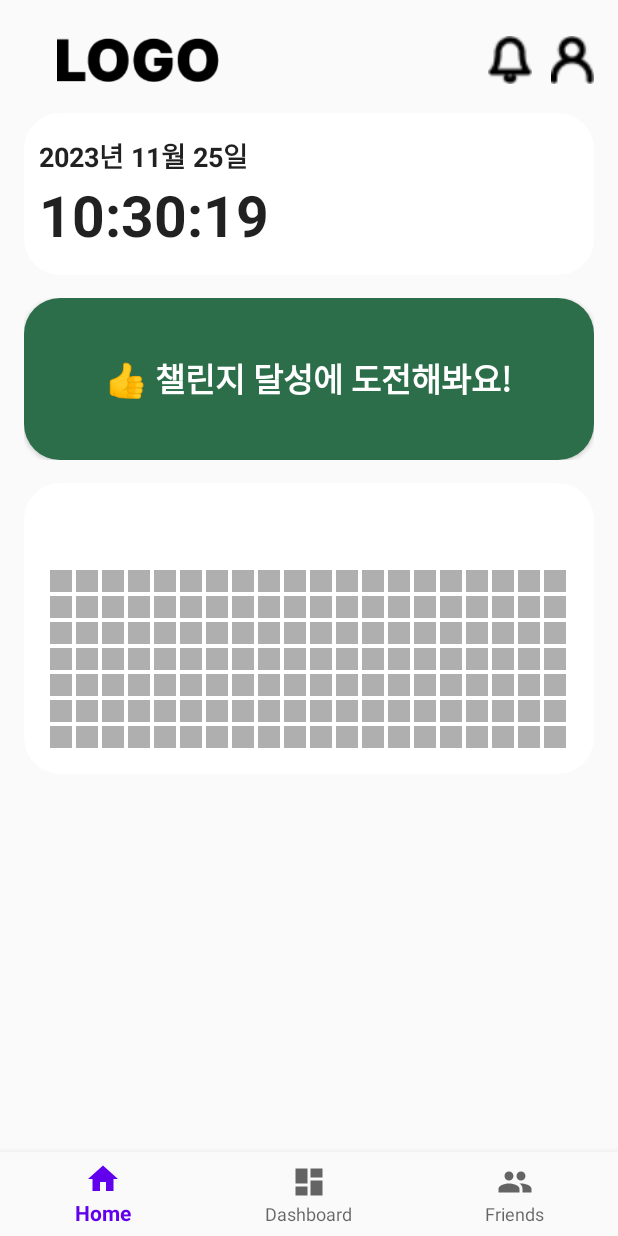
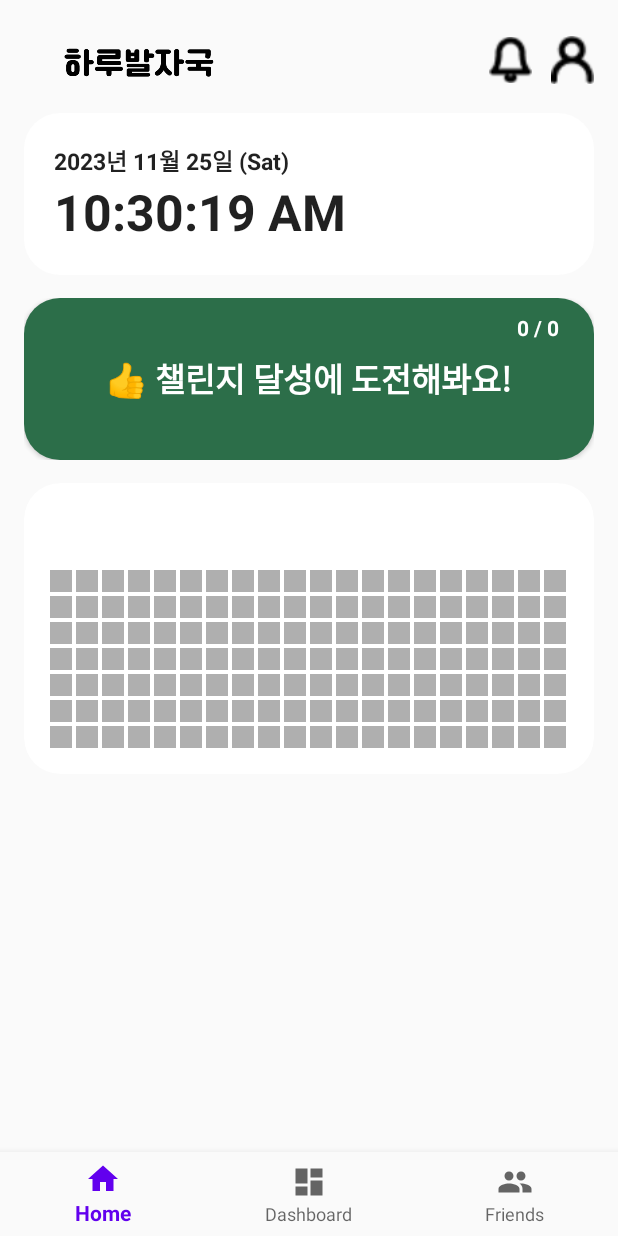
Before and after one commit to yubin425/DailyFootprint, an Android app: the HomeFragment screen opened directly, with no data from a screen before it, on a phone screen of 412 x 824 dp. Run offline under Robolectric (Android 15) with nearby library versions, the phone set to English and light mode, and no system bars; our stand-ins replace Firebase (no records; nobody signed in at launch, a user with empty details on screens opened directly), navigation-ui.

Commit message:
[fix] 챌린지 카운터 추가(임시) 및 완성
완성했지만 grass 브랜치 까지 완성되면 정상작동하는지보고 pull request할게요

```diff
--- a/app/src/main/java/com/example/dailyfootprint/ui/UserGrassAdapter.kt
+++ b/app/src/main/java/com/example/dailyfootprint/ui/UserGrassAdapter.kt
@@ -72,6 +72,8 @@ class UserGrassAdapter(private val userCodeList: List<String>) : RecyclerView.Ad
             val grassView = View(holder.itemView.context)
 
             val preDateToString = previousDate.toString()
+
+            Log.w("preDateToString",preDateToString)
             var isAchieved = false
 
             for (i in successData) {
@@ -88,6 +90,7 @@ class UserGrassAdapter(private val userCodeList: List<String>) : RecyclerView.Ad
                     grassView.setBackgroundResource(R.drawable.square_lightgreen_cell)
                     consecutive += 1
                     isAchieved = true
+                    Log.w("0",preDateToString)
                     break
                 }
             }
--- a/app/src/main/java/com/example/dailyfootprint/ui/home/HomeFragment.kt
+++ b/app/src/main/java/com/example/dailyfootprint/ui/home/HomeFragment.kt
@@ -54,7 +54,7 @@ val exampleChallenge = Challenge(
     challengeOwner = "Alice",
     position = listOf(37.7749F, -122.4194F), // home에서 사용
     goal = 42, // 마라톤의 길이 (킬로미터)
-    successTime = listOf(0, 0, 0, 1, 1, 1, 1) // 주중에만 도전 (예: 수요일부터 일요일까지)
+    successTime = listOf(0, 0, 0, 0, 0, 0, 0) // 주중에만 도전 (예: 수요일부터 일요일까지)
 )
 
 object DateUtils {
@@ -93,7 +93,7 @@ fun addChallengeToFirebase() {
         challengeOwner = FirebaseManager.getUID(),
         position = listOf(37.7749F, -122.4194F),
         goal = 42,
-        successTime = listOf(0, 0, 0, 1, 1, 1, 1)
+        successTime = listOf(0, 0, 0, 0, 0, 0, 0)
     )
 
     // Push the challenge to Firebase
@@ -213,6 +213,7 @@ class HomeFragment : Fragment() {
     private var currentDayOfWeek: Int = 0
     private val binding get() = _binding!!
     private var cheertext : (String) = "기본값 : 에러가 났어요!"
+    private var cheercounttext : (String) = "기본값 : 카운트 에러가 났어요!"
 
     // This property is only valid between onCreateView and
     // onDestroyView.
@@ -269,6 +270,7 @@ class HomeFragment : Fragment() {
 
         val include_home_cheer = binding.includeHomeCheer
         val textView = include_home_cheer.backgroundbutton
+        val textcountView = include_home_cheer.textcountview
         // Firebase에서 데이터 로드
         val currentUserUID = FirebaseManager.getUID() // 현재 사용자의 UID
 
@@ -288,6 +290,7 @@ class HomeFragment : Fragment() {
                     // cheerview
                     cheerupdate()
                     textView.text = cheertext
+                    textcountView.text = cheercounttext
                 }
 
                 override fun onCancelled(databaseError: DatabaseError) {
@@ -322,7 +325,7 @@ class HomeFragment : Fragment() {
             else -> cheertext = "계산 에러가 났어요"
             // 추가적으로 0이나 음수 등의 경우를 처리할 수도 있습니다.
         }
-//        cheertext = "$countMatching / $totalItemCount \n $cheertext "
+        cheercounttext = "$countMatching / $totalItemCount "
 
     }
 
--- a/app/src/main/res/layout/fragment_home.xml
+++ b/app/src/main/res/layout/fragment_home.xml
@@ -36,11 +36,11 @@
 
                     <ImageView
                         android:id="@+id/imagelogo"
-                        android:layout_width="143dp"
-                        android:layout_height="match_parent"
+                        android:layout_width="145dp"
+                        android:layout_height="40dp"
                         android:layout_margin="5dp"
                         android:layout_weight="2"
-                        app:srcCompat="@drawable/startview_logo" />
+                        app:srcCompat="@drawable/logo_word_black" />
 
                     <Space
                         android:layout_width="159dp"
--- a/app/src/main/res/layout/home_cheer.xml
+++ b/app/src/main/res/layout/home_cheer.xml
@@ -6,6 +6,7 @@
     android:layout_height="match_parent">
 
     <FrameLayout
+        android:id="@+id/frameLayout2"
         android:layout_width="0dp"
         android:layout_height="wrap_content"
         app:layout_constraintBottom_toBottomOf="parent"
@@ -27,4 +28,16 @@
 
     </FrameLayout>
 
+    <TextView
+        android:id="@+id/textcountview"
+        android:layout_width="wrap_content"
+        android:layout_height="wrap_content"
+        android:layout_marginTop="10dp"
+        android:layout_marginEnd="20dp"
+        android:text="테스트"
+        android:textColor="#FFFFFF"
+        android:textStyle="bold"
+        app:layout_constraintEnd_toEndOf="parent"
+        app:layout_constraintTop_toTopOf="@+id/frameLayout2" />
+
 </androidx.constraintlayout.widget.ConstraintLayout>
--- a/app/src/main/res/layout/home_clock.xml
+++ b/app/src/main/res/layout/home_clock.xml
@@ -24,7 +24,7 @@
     <LinearLayout
         android:layout_width="0dp"
         android:layout_height="wrap_content"
-        android:layout_marginStart="10dp"
+        android:layout_marginStart="20dp"
         android:orientation="vertical"
         app:layout_constraintBottom_toBottomOf="parent"
         app:layout_constraintEnd_toEndOf="@+id/frameLayout"
@@ -35,18 +35,18 @@
             android:id="@+id/textClock"
             android:layout_width="match_parent"
             android:layout_height="wrap_content"
-            android:format12Hour="yyyy년 MM월 dd일"
-            android:format24Hour="yyyy년 MM월 dd일"
-            android:textSize="18sp"
+            android:format12Hour="yyyy년 MM월 dd일 (EEE)"
+            android:format24Hour="yyyy년 MM월 dd일 (EEE)"
+            android:textSize="15sp"
             android:textStyle="bold" />
 
         <TextClock
             android:id="@+id/textClock2"
             android:layout_width="match_parent"
             android:layout_height="wrap_content"
-            android:format12Hour="HH:mm:ss"
+            android:format12Hour="hh:mm:ss a"
             android:format24Hour="HH:mm:ss"
-            android:textSize="38sp"
+            android:textSize="33sp"
             android:textStyle="bold" />
 
     </LinearLayout>
```
